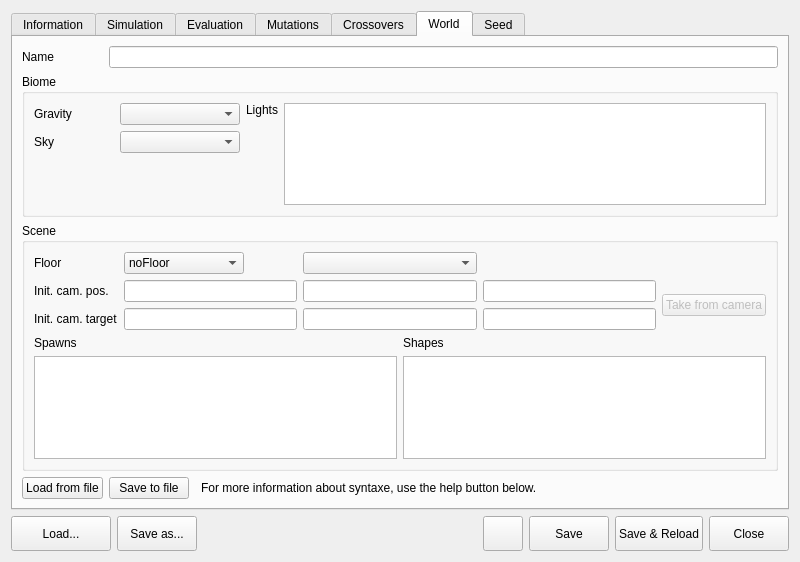
Qt form src/genelab/core/ui/widgets/experiments/experimentspropertiescontroller.ui (GeneCraft/GeneCraft-Project) before a commit.
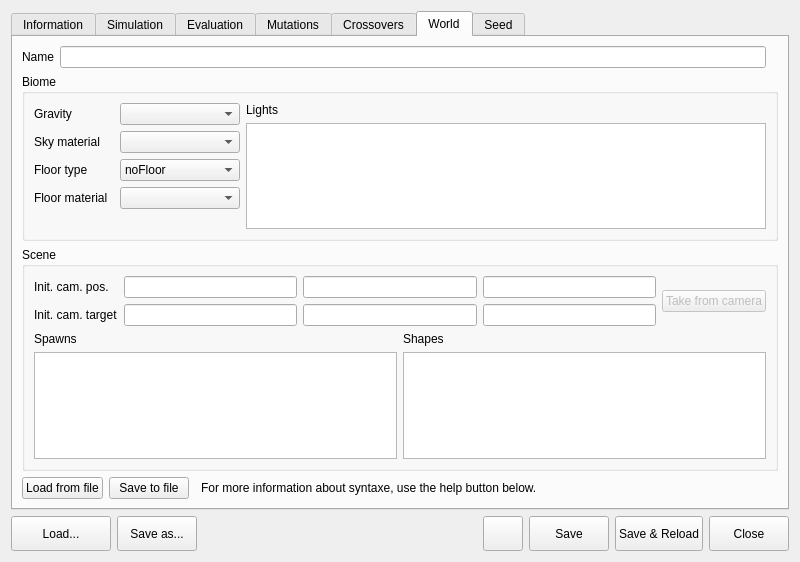
The same form after that commit. The open tabs and pages were chosen to show the change. Icons and pictures are not drawn.

The edit to the form file:
```diff
--- a/src/genelab/core/ui/widgets/experiments/experimentspropertiescontroller.ui
+++ b/src/genelab/core/ui/widgets/experiments/experimentspropertiescontroller.ui
@@ -758,8 +758,8 @@
                <rect>
                 <x>0</x>
                 <y>0</y>
-                <width>732</width>
-                <height>407</height>
+                <width>63</width>
+                <height>26</height>
                </rect>
               </property>
               <layout class="QVBoxLayout" name="verticalLayout">
@@ -804,8 +804,8 @@
                <rect>
                 <x>0</x>
                 <y>0</y>
-                <width>732</width>
-                <height>407</height>
+                <width>63</width>
+                <height>26</height>
                </rect>
               </property>
               <layout class="QVBoxLayout" name="verticalLayout_6">
@@ -871,14 +871,14 @@
        <string>World</string>
       </attribute>
       <layout class="QGridLayout" name="gridLayout_12">
-       <item row="5" column="3">
+       <item row="8" column="3">
         <widget class="QLabel" name="label_9">
          <property name="text">
           <string>For more information about syntaxe, use the help button below.</string>
          </property>
         </widget>
        </item>
-       <item row="5" column="4">
+       <item row="8" column="4">
         <spacer name="horizontalSpacer_5">
          <property name="orientation">
           <enum>Qt::Horizontal</enum>
@@ -891,7 +891,7 @@
          </property>
         </spacer>
        </item>
-       <item row="5" column="1">
+       <item row="8" column="1">
         <widget class="QPushButton" name="pbSaveWorldToFile">
          <property name="text">
           <string>Save to file</string>
@@ -902,7 +902,7 @@
          </property>
         </widget>
        </item>
-       <item row="5" column="0">
+       <item row="8" column="0">
         <widget class="QPushButton" name="pbLoadWorldFromFile">
          <property name="text">
           <string>Load from file</string>
@@ -913,99 +913,7 @@
          </property>
         </widget>
        </item>
-       <item row="2" column="0">
-        <widget class="QLabel" name="label_14">
-         <property name="text">
-          <string>Name</string>
-         </property>
-        </widget>
-       </item>
-       <item row="3" column="0" colspan="7">
-        <widget class="QGroupBox" name="groupBox_5">
-         <property name="title">
-          <string>Biome</string>
-         </property>
-         <layout class="QGridLayout" name="gridLayout_10">
-          <item row="2" column="0">
-           <layout class="QGridLayout" name="gridLayout_19">
-            <item row="0" column="0">
-             <widget class="QLabel" name="label_12">
-              <property name="minimumSize">
-               <size>
-                <width>80</width>
-                <height>0</height>
-               </size>
-              </property>
-              <property name="text">
-               <string>Gravity</string>
-              </property>
-             </widget>
-            </item>
-            <item row="1" column="0">
-             <widget class="QLabel" name="label_16">
-              <property name="text">
-               <string>Sky</string>
-              </property>
-             </widget>
-            </item>
-            <item row="1" column="1">
-             <widget class="QComboBox" name="cbSkyMaterial"/>
-            </item>
-            <item row="0" column="1">
-             <widget class="QComboBox" name="cbGravity">
-              <property name="minimumSize">
-               <size>
-                <width>120</width>
-                <height>0</height>
-               </size>
-              </property>
-             </widget>
-            </item>
-           </layout>
-          </item>
-          <item row="2" column="2" rowspan="3">
-           <layout class="QGridLayout" name="gridLayout_20">
-            <item row="0" column="1">
-             <widget class="QLabel" name="label_23">
-              <property name="text">
-               <string>Lights</string>
-              </property>
-              <property name="alignment">
-               <set>Qt::AlignLeading|Qt::AlignLeft|Qt::AlignTop</set>
-              </property>
-             </widget>
-            </item>
-            <item row="0" column="2">
-             <widget class="QTextEdit" name="teLights">
-              <property name="maximumSize">
-               <size>
-                <width>16777215</width>
-                <height>16777215</height>
-               </size>
-              </property>
-              <property name="font">
-               <font>
-                <family>Courier New</family>
-               </font>
-              </property>
-              <property name="whatsThis">
-               <string>&lt;!DOCTYPE HTML PUBLIC &quot;-//W3C//DTD HTML 4.0//EN&quot; &quot;http://www.w3.org/TR/REC-html40/strict.dtd&quot;&gt;
-&lt;html&gt;&lt;head&gt;&lt;meta name=&quot;qrichtext&quot; content=&quot;1&quot; /&gt;&lt;style type=&quot;text/css&quot;&gt;
-p, li { white-space: pre-wrap; }
-&lt;/style&gt;&lt;/head&gt;&lt;body style=&quot; font-family:'MS Shell Dlg 2'; font-size:8.25pt; font-weight:400; font-style:normal;&quot;&gt;
-&lt;p style=&quot; margin-top:0px; margin-bottom:0px; margin-left:0px; margin-right:0px; -qt-block-indent:0; text-indent:0px;&quot;&gt;&lt;span style=&quot; font-weight:600;&quot;&gt;Soon...&lt;/span&gt;&lt;/p&gt;&lt;/body&gt;&lt;/html&gt;</string>
-              </property>
-             </widget>
-            </item>
-           </layout>
-          </item>
-         </layout>
-        </widget>
-       </item>
-       <item row="2" column="1" colspan="6">
-        <widget class="QLineEdit" name="leWorldName"/>
-       </item>
-       <item row="4" column="0" colspan="7">
+       <item row="7" column="0" colspan="7">
         <widget class="QGroupBox" name="groupBox_9">
          <property name="title">
           <string>Scene</string>
@@ -1049,40 +957,6 @@
           <item row="2" column="5">
            <widget class="QLineEdit" name="leCamTargetZ"/>
           </item>
-          <item row="0" column="2">
-           <widget class="QLabel" name="label_13">
-            <property name="text">
-             <string>Floor</string>
-            </property>
-           </widget>
-          </item>
-          <item row="0" column="3">
-           <widget class="QComboBox" name="cbFloor">
-            <property name="maximumSize">
-             <size>
-              <width>120</width>
-              <height>16777215</height>
-             </size>
-            </property>
-            <property name="whatsThis">
-             <string>&lt;!DOCTYPE HTML PUBLIC &quot;-//W3C//DTD HTML 4.0//EN&quot; &quot;http://www.w3.org/TR/REC-html40/strict.dtd&quot;&gt;
-&lt;html&gt;&lt;head&gt;&lt;meta name=&quot;qrichtext&quot; content=&quot;1&quot; /&gt;&lt;style type=&quot;text/css&quot;&gt;
-p, li { white-space: pre-wrap; }
-&lt;/style&gt;&lt;/head&gt;&lt;body style=&quot; font-family:'MS Shell Dlg 2'; font-size:8.25pt; font-weight:400; font-style:normal;&quot;&gt;
-&lt;p style=&quot; margin-top:0px; margin-bottom:0px; margin-left:0px; margin-right:0px; -qt-block-indent:0; text-indent:0px;&quot;&gt;&lt;span style=&quot; font-weight:600;&quot;&gt;Soon...&lt;/span&gt;&lt;/p&gt;&lt;/body&gt;&lt;/html&gt;</string>
-            </property>
-            <item>
-             <property name="text">
-              <string>noFloor</string>
-             </property>
-            </item>
-            <item>
-             <property name="text">
-              <string>flatland</string>
-             </property>
-            </item>
-           </widget>
-          </item>
           <item row="1" column="6" rowspan="2">
            <widget class="QPushButton" name="pbTakeFromCamera">
             <property name="enabled">
@@ -1093,9 +967,6 @@
             </property>
            </widget>
           </item>
-          <item row="0" column="4">
-           <widget class="QComboBox" name="cbFloorMaterial"/>
-          </item>
           <item row="3" column="2" colspan="5">
            <layout class="QHBoxLayout" name="horizontalLayout_2">
             <item>
@@ -1169,6 +1040,159 @@
          </layout>
         </widget>
        </item>
+       <item row="2" column="0" colspan="5">
+        <layout class="QHBoxLayout" name="horizontalLayout">
+         <item>
+          <widget class="QLabel" name="label_14">
+           <property name="text">
+            <string>Name</string>
+           </property>
+          </widget>
+         </item>
+         <item>
+          <widget class="QLineEdit" name="leWorldName"/>
+         </item>
+        </layout>
+       </item>
+       <item row="6" column="0" colspan="7">
+        <widget class="QGroupBox" name="groupBox_5">
+         <property name="title">
+          <string>Biome</string>
+         </property>
+         <layout class="QGridLayout" name="gridLayout_10">
+          <item row="2" column="0">
+           <layout class="QGridLayout" name="gridLayout_19">
+            <item row="0" column="0">
+             <widget class="QLabel" name="label_12">
+              <property name="minimumSize">
+               <size>
+                <width>80</width>
+                <height>0</height>
+               </size>
+              </property>
+              <property name="text">
+               <string>Gravity</string>
+              </property>
+             </widget>
+            </item>
+            <item row="1" column="0">
+             <widget class="QLabel" name="label_16">
+              <property name="text">
+               <string>Sky material</string>
+              </property>
+             </widget>
+            </item>
+            <item row="1" column="1">
+             <widget class="QComboBox" name="cbSkyMaterial"/>
+            </item>
+            <item row="0" column="1">
+             <widget class="QComboBox" name="cbGravity">
+              <property name="minimumSize">
+               <size>
+                <width>120</width>
+                <height>0</height>
+               </size>
+              </property>
+             </widget>
+            </item>
+            <item row="2" column="0">
+             <widget class="QLabel" name="label_13">
+              <property name="text">
+               <string>Floor type</string>
+              </property>
+             </widget>
+            </item>
+            <item row="2" column="1">
+             <widget class="QComboBox" name="cbFloor">
+              <property name="maximumSize">
+               <size>
+                <width>120</width>
+                <height>16777215</height>
+               </size>
+              </property>
+              <property name="whatsThis">
+               <string>&lt;!DOCTYPE HTML PUBLIC &quot;-//W3C//DTD HTML 4.0//EN&quot; &quot;http://www.w3.org/TR/REC-html40/strict.dtd&quot;&gt;
+&lt;html&gt;&lt;head&gt;&lt;meta name=&quot;qrichtext&quot; content=&quot;1&quot; /&gt;&lt;style type=&quot;text/css&quot;&gt;
+p, li { white-space: pre-wrap; }
+&lt;/style&gt;&lt;/head&gt;&lt;body style=&quot; font-family:'MS Shell Dlg 2'; font-size:8.25pt; font-weight:400; font-style:normal;&quot;&gt;
+&lt;p style=&quot; margin-top:0px; margin-bottom:0px; margin-left:0px; margin-right:0px; -qt-block-indent:0; text-indent:0px;&quot;&gt;&lt;span style=&quot; font-weight:600;&quot;&gt;Soon...&lt;/span&gt;&lt;/p&gt;&lt;/body&gt;&lt;/html&gt;</string>
+              </property>
+              <item>
+               <property name="text">
+                <string>noFloor</string>
+               </property>
+              </item>
+              <item>
+               <property name="text">
+                <string>flatland</string>
+               </property>
+              </item>
+             </widget>
+            </item>
+            <item row="3" column="1">
+             <widget class="QComboBox" name="cbFloorMaterial"/>
+            </item>
+            <item row="3" column="0">
+             <widget class="QLabel" name="label_26">
+              <property name="text">
+               <string>Floor material</string>
+              </property>
+             </widget>
+            </item>
+            <item row="4" column="1">
+             <spacer name="verticalSpacer_7">
+              <property name="orientation">
+               <enum>Qt::Vertical</enum>
+              </property>
+              <property name="sizeHint" stdset="0">
+               <size>
+                <width>20</width>
+                <height>40</height>
+               </size>
+              </property>
+             </spacer>
+            </item>
+           </layout>
+          </item>
+          <item row="2" column="2">
+           <layout class="QVBoxLayout" name="verticalLayout_7">
+            <item>
+             <widget class="QLabel" name="label_23">
+              <property name="text">
+               <string>Lights</string>
+              </property>
+              <property name="alignment">
+               <set>Qt::AlignLeading|Qt::AlignLeft|Qt::AlignTop</set>
+              </property>
+             </widget>
+            </item>
+            <item>
+             <widget class="QTextEdit" name="teLights">
+              <property name="maximumSize">
+               <size>
+                <width>16777215</width>
+                <height>16777215</height>
+               </size>
+              </property>
+              <property name="font">
+               <font>
+                <family>Courier New</family>
+               </font>
+              </property>
+              <property name="whatsThis">
+               <string>&lt;!DOCTYPE HTML PUBLIC &quot;-//W3C//DTD HTML 4.0//EN&quot; &quot;http://www.w3.org/TR/REC-html40/strict.dtd&quot;&gt;
+&lt;html&gt;&lt;head&gt;&lt;meta name=&quot;qrichtext&quot; content=&quot;1&quot; /&gt;&lt;style type=&quot;text/css&quot;&gt;
+p, li { white-space: pre-wrap; }
+&lt;/style&gt;&lt;/head&gt;&lt;body style=&quot; font-family:'MS Shell Dlg 2'; font-size:8.25pt; font-weight:400; font-style:normal;&quot;&gt;
+&lt;p style=&quot; margin-top:0px; margin-bottom:0px; margin-left:0px; margin-right:0px; -qt-block-indent:0; text-indent:0px;&quot;&gt;&lt;span style=&quot; font-weight:600;&quot;&gt;Soon...&lt;/span&gt;&lt;/p&gt;&lt;/body&gt;&lt;/html&gt;</string>
+              </property>
+             </widget>
+            </item>
+           </layout>
+          </item>
+         </layout>
+        </widget>
+       </item>
       </layout>
      </widget>
      <widget class="QWidget" name="tab_7">
```
